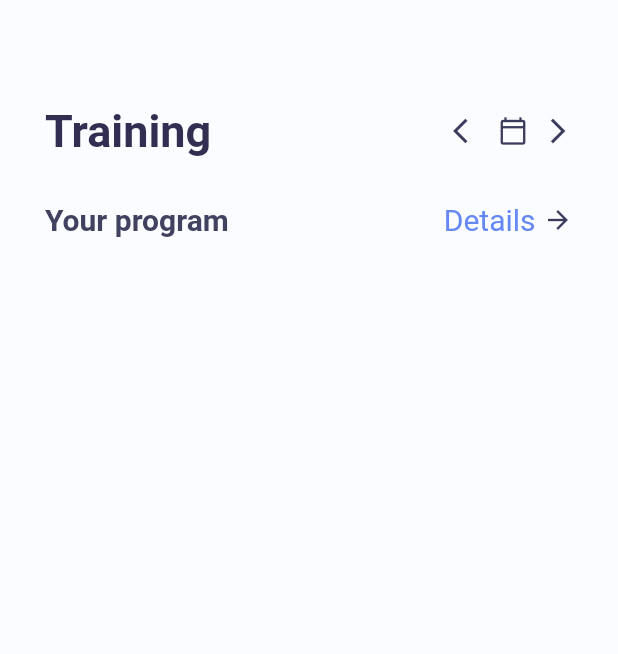
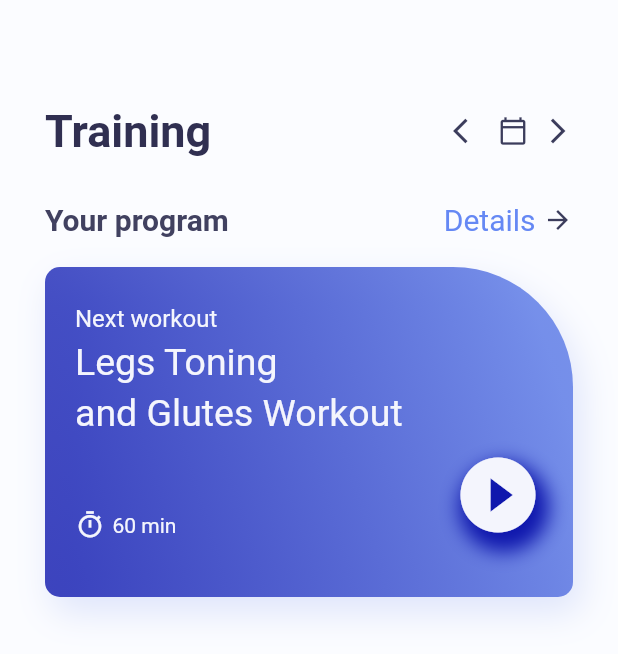
Before and after one commit to Yader1/flutter-training, a Flutter app: the screen it shows after launch, on a phone screen of 412 x 824 dp. Shown: the top 654 px of the screen. Run offline on Flutter 3.47's test engine with Material 2 defaults, Android fonts, the phone set to English and light mode, and no system bars.

Commit message:
feat: Container next workout

```diff
--- a/lib/src/homePage.dart
+++ b/lib/src/homePage.dart
@@ -1,3 +1,5 @@
+import 'dart:ui';
+
 import 'package:flutter/material.dart';
 import 'package:training_app/src/colors.dart';
 
@@ -37,6 +39,74 @@ class _HomePageState extends State<HomePage> {
                 const SizedBox(width: 5.0),
                 Icon(Icons.arrow_forward, size: 20.0, color: AppColors.homePageIcons),
               ],
+            ),
+            const SizedBox(height: 20.0),
+            Container(
+              width: MediaQuery.of(context).size.width,
+              height: 220.0,
+              decoration: BoxDecoration(
+                gradient: LinearGradient(
+                  colors: [
+                    AppColors.gradientFirst.withOpacity(0.8),
+                    AppColors.gradientSecond.withOpacity(0.9)
+                  ],
+                  begin: Alignment.bottomLeft,
+                  end: Alignment.centerRight
+                ),
+                borderRadius: const BorderRadius.only(
+                  topLeft: Radius.circular(10.0),
+                  topRight: Radius.circular(80.0),
+                  bottomLeft: Radius.circular(10.0),
+                  bottomRight: Radius.circular(10.0)
+                ),
+                boxShadow: [
+                  BoxShadow(
+                    offset: const Offset(5, 10),
+                    blurRadius: 20.0,
+                    color: AppColors.gradientSecond.withOpacity(0.2)
+                  )
+                ]
+              ),
+              child: Container(
+                padding: const EdgeInsets.only(left: 20.0, top: 25.0, right: 20.0),
+                child: Column(
+                  crossAxisAlignment: CrossAxisAlignment.start,
+                  children: [
+                    Text("Next workout", style: TextStyle(color: AppColors.homePageContainerTextSmall, fontSize: 16.0)),
+                    const SizedBox(height: 5.0),
+                    Text("Legs Toning", style: TextStyle(color: AppColors.homePageContainerTextSmall, fontSize: 25.0)),
+                    const SizedBox(height: 5.0),
+                    Text("and Glutes Workout", style: TextStyle(color: AppColors.homePageContainerTextSmall, fontSize: 25.0)),
+                    const SizedBox(height: 10.0),
+                    Row(
+                      crossAxisAlignment: CrossAxisAlignment.end,
+                      children: [
+                        Row(
+                          children: [
+                            Icon(Icons.timer_outlined, size: 20, color: AppColors.homePageContainerTextSmall),
+                            const SizedBox(width: 5.0,),
+                            Text("60 min", style: TextStyle(color: AppColors.homePageContainerTextSmall, fontSize: 14.0)),
+                          ],
+                        ),
+                        Expanded(child: Container()),
+                        Container(
+                          decoration: BoxDecoration(
+                            borderRadius: BorderRadius.circular(60.0),
+                            boxShadow: [
+                              BoxShadow(
+                                color: AppColors.gradientFirst,
+                                blurRadius: 10.0,
+                                offset: const Offset(4, 8)
+                              )
+                            ]
+                          ),
+                          child: Icon(Icons.play_circle_fill, size: 60, color: AppColors.homePageContainerTextSmall)
+                          ),
+                      ],
+                    )
+                  ],
+                ),
+              ),
             )
           ],
         ),
```
